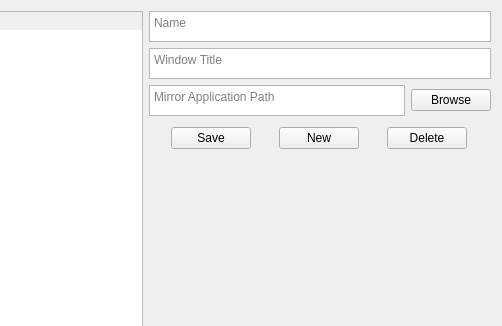
springbok/MLM2PRO-GSPro-Connector, file src/DevicesForm.ui: the form before one commit; both pictures show x 361 to 863 and y 0 to 326 of the 863 by 471 pixel window.
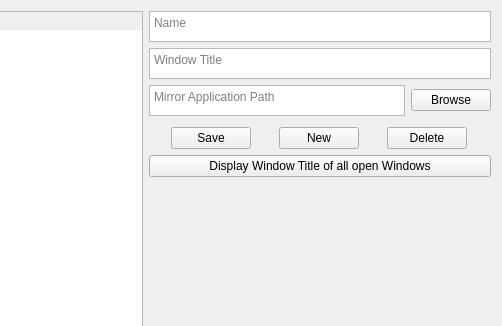
The form after the commit.

Commit message: Add open window titles

The edit to the form file:
```diff
--- a/src/DevicesForm.ui
+++ b/src/DevicesForm.ui
@@ -205,6 +205,13 @@
        </item>
       </layout>
      </item>
+     <item>
+      <widget class="QPushButton" name="open_windows_title_button">
+       <property name="text">
+        <string>Display Window Title of all open Windows</string>
+       </property>
+      </widget>
+     </item>
      <item>
       <spacer name="verticalSpacer">
        <property name="orientation">
```
The commit also changes 4 other files.
